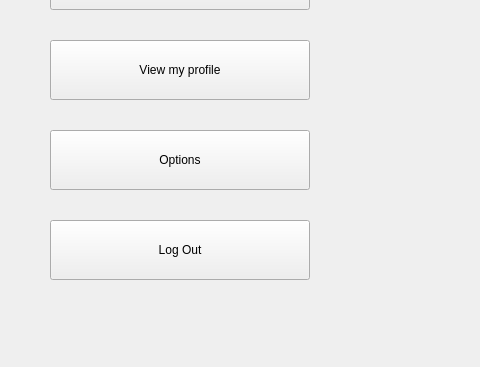
Before: the Qt Designer form ModernCppProject/HTTPClient/GUI/LoggedInMenu.ui in Codreanu-Alexandru/ProjectModernCpp, drawn with Qt 5; both pictures show x 0 to 480 and y 147 to 514 of the 864 by 514 pixel window.
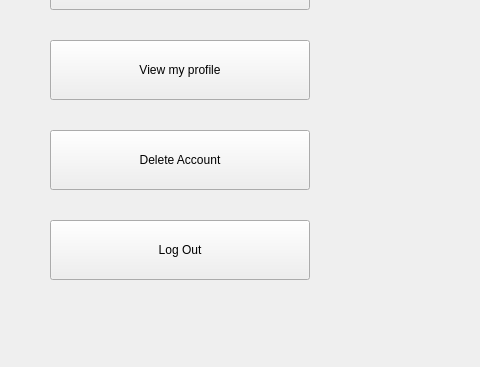
After: the same form once the commit is applied.

The edit to the form file:
```diff
--- a/ModernCppProject/HTTPClient/GUI/LoggedInMenu.ui
+++ b/ModernCppProject/HTTPClient/GUI/LoggedInMenu.ui
@@ -50,7 +50,7 @@
      </rect>
     </property>
     <property name="text">
-     <string>Options</string>
+     <string>Delete Account</string>
     </property>
    </widget>
    <widget class="QPushButton" name="logOutPushButton">
```
Left out of the diff: 2 changed lines with no effect on the pictures.
